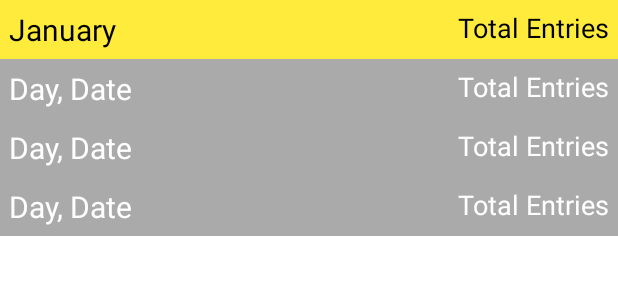
After one commit to MohammadHuzaifa56/NoteBook, an Android app: the layout grouped_notes_items.xml on its own in the app's theme, with its tools: preview values and no code run, on a phone screen of 412 x 824 dp. The commit adds this screen. Shown: the top 300 px of the screen. Run offline under Robolectric (Android 15) with nearby library versions, the phone set to English and light mode, and no system bars.

Commit message:
items grouping implemented

```diff
--- a/app/src/main/java/com/example/notebook/presentation/notes_listing/MainActivity.kt
+++ b/app/src/main/java/com/example/notebook/presentation/notes_listing/MainActivity.kt
@@ -18,7 +18,7 @@ import javax.inject.Inject
 class MainActivity : AppCompatActivity() {
     private lateinit var binding: ActivityMainBinding
     @Inject
-    lateinit var notesListAdapter: NotesListAdapter
+    lateinit var notesListAdapter: GroupedNotesListAdapter
     private val notesViewModel by viewModels<NotesListViewModel>()
     override fun onCreate(savedInstanceState: Bundle?) {
         super.onCreate(savedInstanceState)
--- a/app/src/main/java/com/example/notebook/utils/AppHelper.kt
+++ b/app/src/main/java/com/example/notebook/utils/AppHelper.kt
@@ -6,7 +6,7 @@ import java.util.*
 class AppHelper {
     companion object {
         fun getFormattedDate(date: Date): String? {
-            val simpleDateTimeFormat = SimpleDateFormat("dd MMM yyyy", Locale.US)
+            val simpleDateTimeFormat = SimpleDateFormat("HH:mm", Locale.US)
             return simpleDateTimeFormat.format(date)
         }
     }
--- a/app/src/main/java/com/example/notebook/utils/Resource.kt
+++ b/app/src/main/java/com/example/notebook/utils/Resource.kt
@@ -1,9 +1,10 @@
 package com.example.notebook.utils
 
+import com.example.notebook.domain.model.MonthGroup
 import com.example.notebook.domain.model.NotesItemEntity
 
 sealed class Resource{
     object Loading : Resource()
-    data class Success(val data: List<NotesItemEntity>) : Resource()
+    data class Success(val data: List<MonthGroup>) : Resource()
     data class Error(val message: String) : Resource()
 }
--- /dev/null
+++ b/app/src/main/res/layout/dates_item.xml
@@ -0,0 +1,45 @@
+<?xml version="1.0" encoding="utf-8"?>
+<androidx.constraintlayout.widget.ConstraintLayout xmlns:android="http://schemas.android.com/apk/res/android"
+    android:layout_width="match_parent"
+    android:layout_height="wrap_content"
+    xmlns:app="http://schemas.android.com/apk/res-auto"
+    xmlns:tools="http://schemas.android.com/tools">
+    <RelativeLayout
+        android:layout_width="match_parent"
+        android:layout_height="wrap_content"
+        android:background="@android:color/darker_gray"
+        android:padding="6dp"
+        app:layout_constraintTop_toTopOf="parent"
+        app:layout_constraintStart_toStartOf="parent"
+        android:orientation="horizontal"
+        app:layout_constraintEnd_toEndOf="parent"
+        android:id="@+id/lay_date_heading">
+        <TextView
+            android:layout_width="wrap_content"
+            android:layout_height="wrap_content"
+            android:text="Day, Date"
+            android:textColor="@color/white"
+            android:layout_alignParentStart="true"
+            android:textSize="20sp"
+            android:id="@+id/tvDateAndDay"/>
+
+        <TextView
+            android:layout_width="wrap_content"
+            android:layout_height="wrap_content"
+            android:text="Total Entries"
+            android:layout_alignParentEnd="true"
+            android:textSize="18sp"
+            android:textColor="@color/white"
+            android:layout_gravity="end"
+            android:id="@+id/tvTotalEntries"/>
+    </RelativeLayout>
+    <androidx.recyclerview.widget.RecyclerView
+        android:layout_width="match_parent"
+        android:layout_height="wrap_content"
+        app:layout_constraintTop_toBottomOf="@+id/lay_date_heading"
+        app:layout_constraintStart_toStartOf="parent"
+        app:layout_constraintEnd_toEndOf="parent"
+        tools:listitem="@layout/notes_item"
+        app:layoutManager="androidx.recyclerview.widget.LinearLayoutManager"
+        android:id="@+id/recNotes"/>
+</androidx.constraintlayout.widget.ConstraintLayout>
--- /dev/null
+++ b/app/src/main/res/layout/grouped_notes_items.xml
@@ -0,0 +1,45 @@
+<?xml version="1.0" encoding="utf-8"?>
+<androidx.constraintlayout.widget.ConstraintLayout xmlns:android="http://schemas.android.com/apk/res/android"
+    android:layout_width="match_parent"
+    android:layout_height="wrap_content"
+    xmlns:app="http://schemas.android.com/apk/res-auto"
+    xmlns:tools="http://schemas.android.com/tools">
+    <RelativeLayout
+        android:layout_width="match_parent"
+        android:layout_height="wrap_content"
+        android:background="@color/yellow"
+        android:padding="6dp"
+        app:layout_constraintTop_toTopOf="parent"
+        app:layout_constraintStart_toStartOf="parent"
+        android:orientation="horizontal"
+        app:layout_constraintEnd_toEndOf="parent"
+        android:id="@+id/lay_month_heading">
+        <TextView
+            android:layout_width="wrap_content"
+            android:layout_height="wrap_content"
+            android:text="January"
+            android:textColor="@color/black"
+            android:layout_alignParentStart="true"
+            android:textSize="20sp"
+            android:id="@+id/tvMonthName"/>
+
+        <TextView
+            android:layout_width="wrap_content"
+            android:layout_height="wrap_content"
+            android:text="Total Entries"
+            android:layout_alignParentEnd="true"
+            android:textSize="18sp"
+            android:textColor="@color/black"
+            android:layout_gravity="end"
+            android:id="@+id/tvTotalEntries"/>
+    </RelativeLayout>
+    <androidx.recyclerview.widget.RecyclerView
+        android:layout_width="match_parent"
+        android:layout_height="wrap_content"
+        app:layout_constraintTop_toBottomOf="@+id/lay_month_heading"
+        app:layout_constraintStart_toStartOf="parent"
+        app:layoutManager="androidx.recyclerview.widget.LinearLayoutManager"
+        app:layout_constraintEnd_toEndOf="parent"
+        tools:listitem="@layout/dates_item"
+        android:id="@+id/recDates"/>
+</androidx.constraintlayout.widget.ConstraintLayout>
```
Also changed, not shown: app/src/main/java/com/example/notebook/presentation/notes_listing/DateItemsAdapter.kt (added, +46 -0 lines), app/src/main/java/com/example/notebook/presentation/notes_listing/GroupedNotesListAdapter.kt (added, +47 -0 lines), app/src/main/java/com/example/notebook/presentation/notes_listing/NotesItemAdapter.kt (renamed from app/src/main/java/com/example/notebook/presentation/notes_listing/NotesListAdapter.kt, +12 -19 lines), app/src/main/java/com/example/notebook/presentation/notes_listing/NotesListViewModel.kt (+26 -2 lines), 1 other file.
